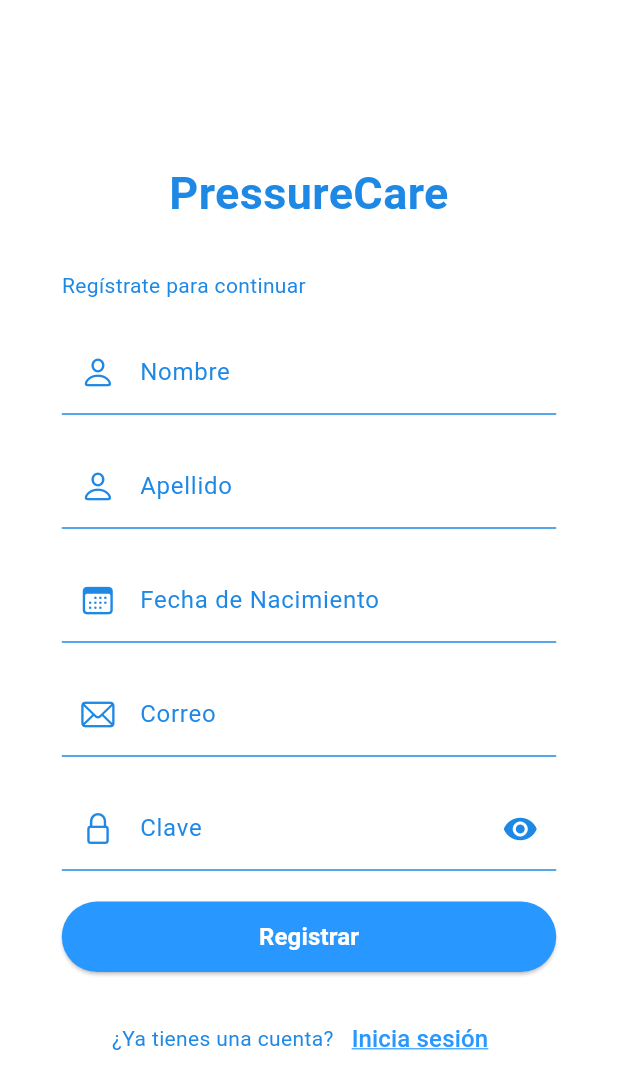
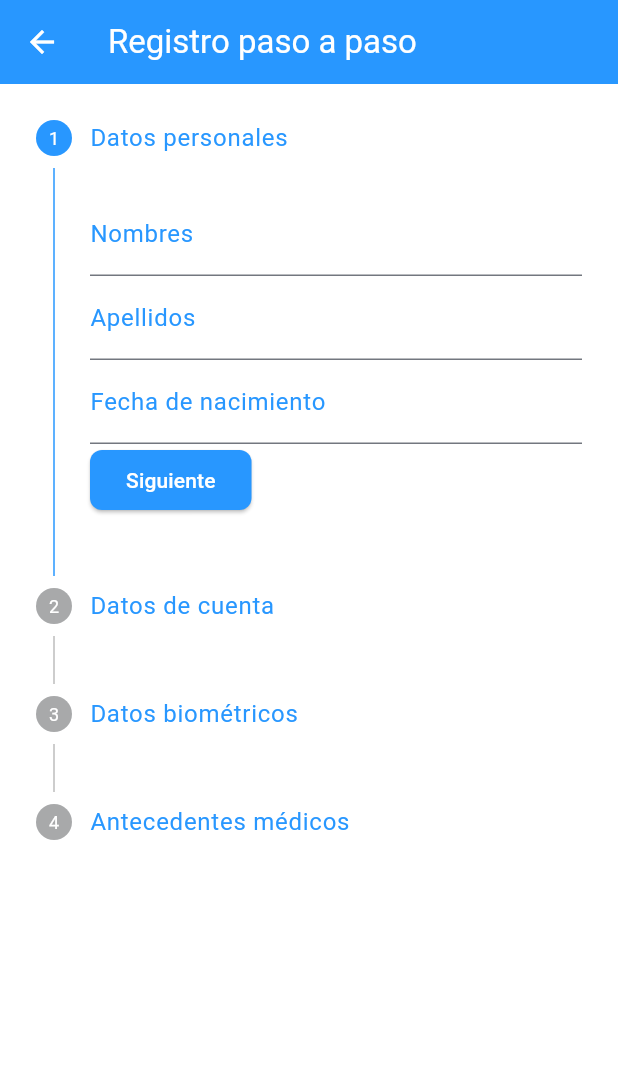
Before and after one commit to JhandryChimbo/PreasureCare, a Flutter app: the RegisterView screen opened by its route, on a phone screen of 412 x 824 dp. Shown: the top 1089 px of the screen. Run offline on Flutter 3.47's test engine with Material 3 defaults, Android fonts, the phone set to English and light mode, and no system bars; our stand-ins replace flutter_secure_storage, fluttertoast, jwt_decoder, validators, youtube_player_flutter; accounts and stored records are empty.

Commit message:
Agregar campos biométricos y antecedentes médicos en el registro de usuario.

```diff
--- a/frontend/lib/services/register_service.dart
+++ b/frontend/lib/services/register_service.dart
@@ -14,6 +14,17 @@ class RegisterService {
     required TextEditingController nombreControl,
     required TextEditingController apellidoControl,
     required TextEditingController fechaNacControl,
+    required TextEditingController alturaControl,
+    required TextEditingController pesoControl,
+    required TextEditingController sexoControl,
+    required TextEditingController tabaquismoControl,
+    required TextEditingController otrosAntecedentesControl,
+    required bool hipertension,
+    required bool dislipidemia,
+    required bool infartoAgudoMiocardio,
+    required bool arritmia,
+    required bool miocardiopatiaDilatada,
+    required bool miocardiopatiaNoDilatada,
     required Function(bool) setLoading,
   }) async {
     if (formKey.currentState!.validate()) {
@@ -26,6 +37,17 @@ class RegisterService {
         "nombres": nombreControl.text,
         "apellidos": apellidoControl.text,
         "fecha_nacimiento": fechaNacControl.text,
+        "altura": (int.tryParse(alturaControl.text) ?? 0).toString(),
+        "peso": (int.tryParse(pesoControl.text) ?? 0).toString(),
+        "sexo": sexoControl.text,
+        "tabaquismo": tabaquismoControl.text,
+        "otros_antecedentes": otrosAntecedentesControl.text,
+        "hipertension": hipertension.toString(),
+        "dislipidemia": dislipidemia.toString(),
+        "infarto_agudo_miocardio": infartoAgudoMiocardio.toString(),
+        "arritmia": arritmia.toString(),
+        "miocardiopatia_dilatada": miocardiopatiaDilatada.toString(),
+        "miocardiopatia_no_dilatada": miocardiopatiaNoDilatada.toString(),
       };
       log(mapa.toString());
 
--- a/frontend/lib/views/register_view.dart
+++ b/frontend/lib/views/register_view.dart
@@ -1,304 +1,339 @@
-import 'package:flutter/cupertino.dart';
 import 'package:flutter/material.dart';
 import 'package:PressureCare/services/register_service.dart';
-import 'package:PressureCare/widgets/buttons/button.dart';
-import 'package:validators/validators.dart';
+
+const kPrimaryColor = Color(0xFF2897FF);
 
 class RegisterView extends StatefulWidget {
   const RegisterView({super.key});
 
   @override
-  _RegisterViewState createState() => _RegisterViewState();
+  State<RegisterView> createState() => _RegisterViewState();
 }
 
 class _RegisterViewState extends State<RegisterView> {
+  int _pasoActual = 0;
   final _formKey = GlobalKey<FormState>();
-  final TextEditingController correoControl = TextEditingController();
-  final TextEditingController claveControl = TextEditingController();
-  final TextEditingController nombreControl = TextEditingController();
-  final TextEditingController apellidoControl = TextEditingController();
-  final TextEditingController fechaNacControl = TextEditingController();
-  bool _isLoading = false;
-  bool _obscureText = true;
+
+  // Controladores
+  final nombreCtrl = TextEditingController();
+  final apellidoCtrl = TextEditingController();
+  final fechaNacCtrl = TextEditingController();
+  final correoCtrl = TextEditingController();
+  final claveCtrl = TextEditingController();
+  final alturaCtrl = TextEditingController();
+  final pesoCtrl = TextEditingController();
+  String? sexo;
+  String tabaquismo = 'no';
+  bool hipertension = false;
+  bool dislipidemia = false;
+  bool infarto = false;
+  bool arritmia = false;
+  bool miocardiopatiaDil = false;
+  bool miocardiopatiaNoDil = false;
+  final otrosCtrl = TextEditingController();
 
   @override
   Widget build(BuildContext context) {
     return Scaffold(
-      body: LayoutBuilder(
-        builder: (context, constraints) {
-          return Stack(
-            children: [
-              _buildBackground(),
-              _buildForm(constraints),
-              if (_isLoading)
-                const Center(
-                  child: CircularProgressIndicator(),
+      backgroundColor: Colors.white,
+      appBar: AppBar(
+        title: const Text('Registro paso a paso'),
+        backgroundColor: kPrimaryColor,
+        foregroundColor: Colors.white,
+        elevation: 0,
+      ),
+      body: Form(
+        key: _formKey,
+        child: Theme(
+          data: Theme.of(context).copyWith(
+            colorScheme: Theme.of(context).colorScheme.copyWith(
+                  primary: kPrimaryColor,
+                  secondary: kPrimaryColor,
                 ),
-            ],
-          );
-        },
-      ),
-    );
-  }
+            inputDecorationTheme: const InputDecorationTheme(
+              focusedBorder: UnderlineInputBorder(
+                borderSide: BorderSide(color: kPrimaryColor),
+              ),
+              labelStyle: TextStyle(color: kPrimaryColor),
+            ),
+          ),
+          child: Stepper(
+            type: StepperType.vertical,
+            currentStep: _pasoActual,
+            onStepContinue: () async {
+              bool isValid = false;
 
-  Widget _buildBackground() {
-    return Container(
-      decoration: const BoxDecoration(
-        color: Colors.white, // Fondo blanco
-      ),
-    );
-  }
+              switch (_pasoActual) {
+                case 0:
+                  isValid = nombreCtrl.text.isNotEmpty &&
+                      apellidoCtrl.text.isNotEmpty &&
+                      fechaNacCtrl.text.isNotEmpty;
+                  break;
+                case 1:
+                  isValid =
+                      correoCtrl.text.isNotEmpty && claveCtrl.text.isNotEmpty;
+                  break;
+                case 2:
+                  isValid = alturaCtrl.text.isNotEmpty &&
+                      pesoCtrl.text.isNotEmpty &&
+                      sexo != null;
+                  break;
+                case 3:
+                  // En el paso 3 no se requiere validación obligatoria,
+                  // pero puedes agregar lógica si quieres validar al menos una selección
+                  isValid = true;
+                  break;
+              }
 
-  Widget _buildForm(BoxConstraints constraints) {
-    double horizontalPadding = constraints.maxWidth * 0.1;
-    if (constraints.maxWidth > 600) {
-      horizontalPadding = constraints.maxWidth * 0.2;
-    }
-
-    return SafeArea(
-      child: Center(
-        child: SingleChildScrollView(
-          child: Form(
-            key: _formKey,
-            child: Padding(
-              padding: EdgeInsets.symmetric(horizontal: horizontalPadding),
-              child: Column(
-                mainAxisAlignment: MainAxisAlignment.center,
-                crossAxisAlignment: CrossAxisAlignment.stretch,
-                children: <Widget>[
-                  const Text(
-                    "PressureCare",
-                    style: TextStyle(
-                      color: Color(0xFF1E88E5),
-                      fontWeight: FontWeight.bold,
-                      fontSize: 30,
+              if (!isValid) {
+                ScaffoldMessenger.of(context).showSnackBar(
+                  const SnackBar(
+                      content: Text('Por favor, complete todos los campos.')),
+                );
+                return;
+              }
+              if (_pasoActual < 3) {
+                setState(() => _pasoActual++);
+              } else {
+                if (_formKey.currentState!.validate()) {
+                  setState(() {});
+                  await RegisterService.registerUser(
+                    context: context,
+                    formKey: _formKey,
+                    correoControl: correoCtrl,
+                    claveControl: claveCtrl,
+                    nombreControl: nombreCtrl,
+                    apellidoControl: apellidoCtrl,
+                    fechaNacControl: fechaNacCtrl,
+                    alturaControl: alturaCtrl,
+                    pesoControl: pesoCtrl,
+                    sexoControl: TextEditingController(text: sexo ?? ''),
+                    tabaquismoControl: TextEditingController(text: tabaquismo),
+                    otrosAntecedentesControl: otrosCtrl,
+                    hipertension: hipertension,
+                    dislipidemia: dislipidemia,
+                    infartoAgudoMiocardio: infarto,
+                    arritmia: arritmia,
+                    miocardiopatiaDilatada: miocardiopatiaDil,
+                    miocardiopatiaNoDilatada: miocardiopatiaNoDil,
+                    setLoading: (value) {
+                      setState(() {});
+                    },
+                  );
+                  setState(() {});
+                }
+              }
+            },
+            onStepCancel: () {
+              if (_pasoActual > 0) {
+                setState(() => _pasoActual--);
+              }
+            },
+            controlsBuilder: (context, details) {
+              return Row(
+                children: [
+                  ElevatedButton(
+                    style: ElevatedButton.styleFrom(
+                      backgroundColor: kPrimaryColor,
+                      foregroundColor: Colors.white,
+                      shape: RoundedRectangleBorder(
+                        borderRadius: BorderRadius.circular(8),
+                      ),
                     ),
-                    textAlign: TextAlign.center,
+                    onPressed: details.onStepContinue,
+                    child: Text(_pasoActual == 3 ? 'Registrar' : 'Siguiente'),
                   ),
-                  const SizedBox(height: 20),
-                  const SizedBox(height: 10),
-                  const Text(
-                    "Regístrate para continuar",
-                    style: TextStyle(color: Color(0xFF1E88E5)),
-                  ),
-                  const SizedBox(height: 20),
-                  _buildNameField(),
-                  const SizedBox(height: 20),
-                  _buildSurnameField(),
-                  const SizedBox(height: 20),
-                  _buildBirthDateField(),
-                  const SizedBox(height: 20),
-                  _buildEmailField(),
-                  const SizedBox(height: 20),
-                  _buildPasswordField(),
-                  const SizedBox(height: 20),
-                  ConfirmButton(
-                      text: "Registrar",
-                      onPressed: () async {
-                        await RegisterService.registerUser(
+                  if (_pasoActual > 0)
+                    TextButton(
+                      style: TextButton.styleFrom(
+                        foregroundColor: kPrimaryColor,
+                      ),
+                      onPressed: details.onStepCancel,
+                      child: const Text('Atrás'),
+                    ),
+                ],
+              );
+            },
+            steps: [
+              Step(
+                title: const Text('Datos personales',
+                    style: TextStyle(color: kPrimaryColor)),
+                isActive: _pasoActual >= 0,
+                state: _pasoActual > 0 ? StepState.complete : StepState.indexed,
+                content: Column(
+                  children: [
+                    TextFormField(
+                      controller: nombreCtrl,
+                      decoration: const InputDecoration(labelText: 'Nombres'),
+                      validator: (v) => v!.isEmpty ? 'Campo requerido' : null,
+                    ),
+                    TextFormField(
+                      controller: apellidoCtrl,
+                      decoration: const InputDecoration(labelText: 'Apellidos'),
+                      validator: (v) => v!.isEmpty ? 'Campo requerido' : null,
+                    ),
+                    TextFormField(
+                      controller: fechaNacCtrl,
+                      readOnly: true,
+                      decoration: const InputDecoration(
+                          labelText: 'Fecha de nacimiento'),
+                      onTap: () async {
+                        final picked = await showDatePicker(
                           context: context,
-                          formKey: _formKey,
-                          correoControl: correoControl,
-                          claveControl: claveControl,
-                          nombreControl: nombreControl,
-                          apellidoControl: apellidoControl,
-                          fechaNacControl: fechaNacControl,
-                          setLoading: (value) {
-                            setState(() {
-                              _isLoading = value;
-                            });
+                          initialDate: DateTime(2000),
+                          firstDate: DateTime(1900),
+                          lastDate: DateTime.now(),
+                          builder: (context, child) {
+                            return Theme(
+                              data: Theme.of(context).copyWith(
+                                colorScheme: const ColorScheme.light(
+                                  primary: kPrimaryColor,
+                                  onPrimary: Colors.white,
+                                  onSurface: Colors.black,
+                                ),
+                              ),
+                              child: child!,
+                            );
                           },
                         );
-                        return;
-                      }),
-                  const SizedBox(height: 20),
-                  _buildLoginLink(),
-                ],
+                        if (picked != null) {
+                          setState(() {
+                            fechaNacCtrl.text =
+                                picked.toLocal().toString().split(' ')[0];
+                          });
+                        }
+                      },
+                    ),
+                  ],
+                ),
               ),
-            ),
+              Step(
+                title: const Text('Datos de cuenta',
+                    style: TextStyle(color: kPrimaryColor)),
+                isActive: _pasoActual >= 1,
+                state: _pasoActual > 1 ? StepState.complete : StepState.indexed,
+                content: Column(
+                  children: [
+                    TextFormField(
+                      controller: correoCtrl,
+                      decoration: const InputDecoration(labelText: 'Correo'),
+                      validator: (v) => v!.isEmpty ? 'Campo requerido' : null,
+                    ),
+                    TextFormField(
+                      controller: claveCtrl,
+                      obscureText: true,
+                      decoration: const InputDecoration(labelText: 'Clave'),
+                      validator: (v) => v!.isEmpty ? 'Campo requerido' : null,
+                    ),
+                  ],
+                ),
+              ),
+              Step(
+                title: const Text('Datos biométricos',
+                    style: TextStyle(color: kPrimaryColor)),
+                isActive: _pasoActual >= 2,
+                state: _pasoActual > 2 ? StepState.complete : StepState.indexed,
+                content: Column(
+                  children: [
+                    TextFormField(
+                      controller: alturaCtrl,
+                      decoration:
+                          const InputDecoration(labelText: 'Altura (cm)'),
+                      keyboardType: TextInputType.number,
+                      validator: (v) => v!.isEmpty ? 'Campo requerido' : null,
+                    ),
+                    TextFormField(
+                      controller: pesoCtrl,
+                      decoration: const InputDecoration(labelText: 'Peso (kg)'),
+                      keyboardType: TextInputType.number,
+                      validator: (v) => v!.isEmpty ? 'Campo requerido' : null,
+                    ),
+                    DropdownButtonFormField<String>(
+                      value: sexo,
+                      items: const [
+                        DropdownMenuItem(
+                            value: 'masculino', child: Text('Masculino')),
+                        DropdownMenuItem(
+                            value: 'femenino', child: Text('Femenino')),
+                      ],
+                      onChanged: (value) => setState(() => sexo = value),
+                      decoration: const InputDecoration(labelText: 'Sexo'),
+                      validator: (v) =>
+                          v == null ? 'Seleccione una opción' : null,
+                    ),
+                  ],
+                ),
+              ),
+              Step(
+                title: const Text('Antecedentes médicos',
+                    style: TextStyle(color: kPrimaryColor)),
+                isActive: _pasoActual >= 3,
+                state: _pasoActual == 3 ? StepState.editing : StepState.indexed,
+                content: Column(
+                  children: [
+                    CheckboxListTile(
+                      title: const Text('Hipertensión'),
+                      value: hipertension,
+                      activeColor: kPrimaryColor,
+                      onChanged: (v) => setState(() => hipertension = v!),
+                    ),
+                    RadioListTile(
+                      title: const Text('Tabaquismo activo'),
+                      value: 'activo',
+                      groupValue: tabaquismo,
+                      activeColor: kPrimaryColor,
+                      onChanged: (v) => setState(() => tabaquismo = v!),
+                    ),
+                    RadioListTile(
+                      title: const Text('Tabaquismo no activo'),
+                      value: 'no',
+                      groupValue: tabaquismo,
+                      activeColor: kPrimaryColor,
+                      onChanged: (v) => setState(() => tabaquismo = v!),
+                    ),
+                    CheckboxListTile(
+                      title: const Text('Dislipidemia'),
+                      value: dislipidemia,
+                      activeColor: kPrimaryColor,
+                      onChanged: (v) => setState(() => dislipidemia = v!),
+                    ),
+                    CheckboxListTile(
+                      title: const Text('Infarto agudo de miocardio'),
+                      value: infarto,
+                      activeColor: kPrimaryColor,
+                      onChanged: (v) => setState(() => infarto = v!),
+                    ),
+                    CheckboxListTile(
+                      title: const Text('Arritmia'),
+                      value: arritmia,
+                      activeColor: kPrimaryColor,
+                      onChanged: (v) => setState(() => arritmia = v!),
+                    ),
+                    CheckboxListTile(
+                      title: const Text('Miocardiopatía dilatada'),
+                      value: miocardiopatiaDil,
+                      activeColor: kPrimaryColor,
+                      onChanged: (v) => setState(() => miocardiopatiaDil = v!),
+                    ),
+                    CheckboxListTile(
+                      title: const Text('Miocardiopatía no dilatada'),
+                      value: miocardiopatiaNoDil,
+                      activeColor: kPrimaryColor,
+                      onChanged: (v) =>
+                          setState(() => miocardiopatiaNoDil = v!),
+                    ),
+                    TextFormField(
+                      controller: otrosCtrl,
+                      decoration: const InputDecoration(
+                          labelText: 'Otros antecedentes'),
+                    ),
+                  ],
+                ),
+              ),
+            ],
           ),
         ),
       ),
     );
   }
-
-  Widget _buildNameField() {
-    return TextFormField(
-      controller: nombreControl,
-      validator: (value) {
-        if (value!.isEmpty) {
-          return "Debe ingresar un nombre";
-        }
-        return null;
-      },
-      decoration: const InputDecoration(
-        labelText: "Nombre",
-        prefixIcon: Icon(CupertinoIcons.person, color: Color(0xFF1E88E5)),
-        labelStyle: TextStyle(color: Color(0xFF1E88E5)),
-        enabledBorder: UnderlineInputBorder(
-          borderSide: BorderSide(color: Color(0xFF1E88E5)),
-        ),
-        focusedBorder: UnderlineInputBorder(
-          borderSide: BorderSide(color: Color(0xFF1E88E5)),
-        ),
-      ),
-      style: const TextStyle(color: Colors.blue),
-    );
-  }
-
-  Widget _buildSurnameField() {
-    return TextFormField(
-      controller: apellidoControl,
-      validator: (value) {
-        if (value!.isEmpty) {
-          return "Debe ingresar un apellido";
-        }
-        return null;
-      },
-      decoration: const InputDecoration(
-        labelText: "Apellido",
-        prefixIcon: Icon(CupertinoIcons.person, color: Color(0xFF1E88E5)),
-        labelStyle: TextStyle(color: Color(0xFF1E88E5)),
-        enabledBorder: UnderlineInputBorder(
-          borderSide: BorderSide(color: Color(0xFF1E88E5)),
-        ),
-        focusedBorder: UnderlineInputBorder(
-          borderSide: BorderSide(color: Color(0xFF1E88E5)),
-        ),
-      ),
-      style: const TextStyle(color: Colors.blue),
-    );
-  }
-
-  Widget _buildBirthDateField() {
-    return TextFormField(
-      controller: fechaNacControl,
-      readOnly: true,
-      onTap: () async {
-        DateTime? pickedDate = await showDatePicker(
-          context: context,
-          initialDate: DateTime.now(),
-          firstDate: DateTime(1900),
-          lastDate: DateTime.now(),
-        );
-
-        if (pickedDate != null) {
-          setState(() {
-            fechaNacControl.text = "${pickedDate.toLocal()}".split(' ')[0];
-          });
-        }
-      },
-      validator: (value) {
-        if (value!.isEmpty) {
-          return "Debe ingresar una fecha de nacimiento";
-        }
-        return null;
-      },
-      decoration: const InputDecoration(
-        labelText: "Fecha de Nacimiento",
-        prefixIcon: Icon(CupertinoIcons.calendar, color: Color(0xFF1E88E5)),
-        labelStyle: TextStyle(color: Color(0xFF1E88E5)),
-        enabledBorder: UnderlineInputBorder(
-          borderSide: BorderSide(color: Color(0xFF1E88E5)),
-        ),
-        focusedBorder: UnderlineInputBorder(
-          borderSide: BorderSide(color: Color(0xFF1E88E5)),
-        ),
-      ),
-      style: const TextStyle(color: Colors.blue),
-    );
-  }
-
-  Widget _buildEmailField() {
-    return TextFormField(
-      controller: correoControl,
-      validator: (value) {
-        if (value!.isEmpty) {
-          return "Debe ingresar un correo";
-        }
-        if (!isEmail(value)) {
-          return "Debe ingresar un correo válido";
-        }
-        return null;
-      },
-      decoration: const InputDecoration(
-        labelText: "Correo",
-        prefixIcon: Icon(CupertinoIcons.mail, color: Color(0xFF1E88E5)),
-        labelStyle: TextStyle(color: Color(0xFF1E88E5)),
-        enabledBorder: UnderlineInputBorder(
-          borderSide: BorderSide(color: Color(0xFF1E88E5)),
-        ),
-        focusedBorder: UnderlineInputBorder(
-          borderSide: BorderSide(color: Color(0xFF1E88E5)),
-        ),
-      ),
-      style: const TextStyle(color: Colors.blue),
-    );
-  }
-
-  Widget _buildPasswordField() {
-    return TextFormField(
-      obscureText: _obscureText,
-      controller: claveControl,
-      validator: (value) {
-        if (value!.isEmpty) {
-          return "Debe ingresar una clave";
-        }
-        return null;
-      },
-      decoration: InputDecoration(
-        labelText: "Clave",
-        prefixIcon: const Icon(CupertinoIcons.lock, color: Color(0xFF1E88E5)),
-        suffixIcon: IconButton(
-          icon: Icon(
-            _obscureText ? Icons.visibility : Icons.visibility_off,
-            color: const Color(0xFF1E88E5),
-          ),
-          onPressed: () {
-            setState(() {
-              _obscureText = !_obscureText;
-            });
-          },
-        ),
-        labelStyle: const TextStyle(color: Color(0xFF1E88E5)),
-        enabledBorder: const UnderlineInputBorder(
-          borderSide: BorderSide(color: Color(0xFF1E88E5)),
-        ),
-        focusedBorder: const UnderlineInputBorder(
-          borderSide: BorderSide(color: Color(0xFF1E88E5)),
-        ),
-      ),
-      style: const TextStyle(color: Colors.blue),
-    );
-  }
-
-  Widget _buildLoginLink() {
-    return Row(
-      mainAxisAlignment: MainAxisAlignment.center,
-      children: <Widget>[
-        const Text(
-          "¿Ya tienes una cuenta?",
-          style: TextStyle(color: Color(0xFF1E88E5)),
-        ),
-        TextButton(
-          onPressed: () {
-            Navigator.pushNamedAndRemoveUntil(
-              context,
-              '/login',
-              (Route<dynamic> route) => false,
-            );
-          },
-          child: const Text(
-            "Inicia sesión",
-            style: TextStyle(
-              color: Color(0xFF2897FF),
-              fontSize: 16,
-              decoration: TextDecoration.underline,
-              decorationColor: Color(0xFF2897FF),
-            ),
-          ),
-        ),
-      ],
-    );
-  }
 }
```
